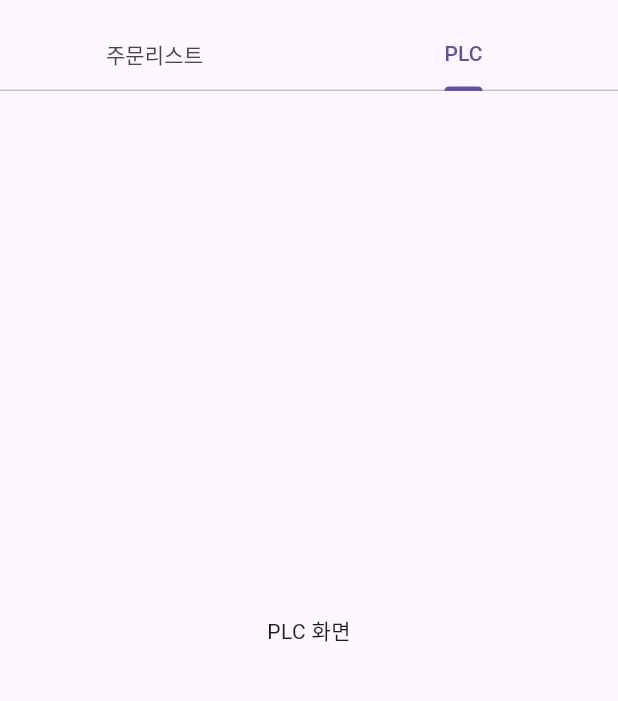
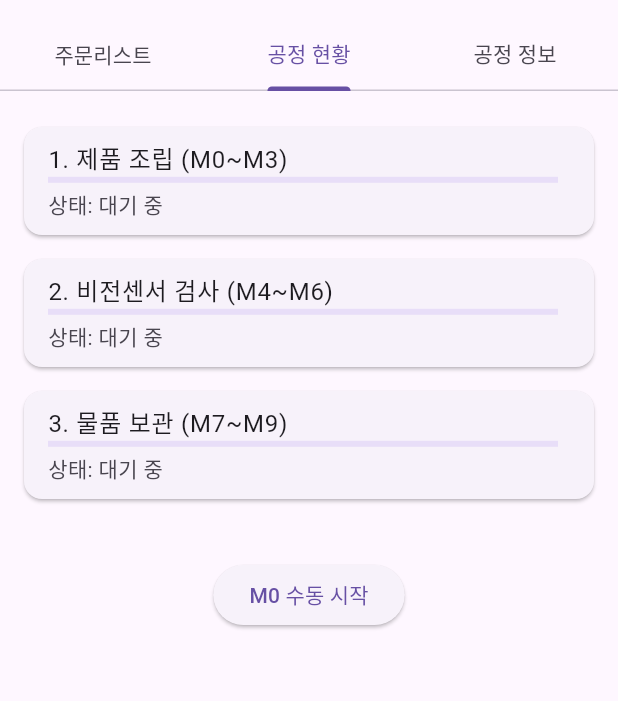
Before and after one commit to HwangOzz/vision_flutter, a Flutter app: the Orderlistpage screen opened directly, tab 2 chosen, on a phone screen of 412 x 824 dp, the part 65-766 px from its top. Run offline on Flutter 3.47's test engine with Material 3 defaults, Android fonts, the phone set to English and light mode, and no system bars; our stand-ins replace cloud_firestore, firebase_core, google_fonts; missing offline and left inert: flutter_mjpeg, mobile_scanner; accounts and stored records are empty.

Commit message:
3.28 집에서 마무리

```diff
--- a/lib/messcreens/plcpageview.dart
+++ /dev/null
@@ -1,10 +0,0 @@
-import 'package:flutter/material.dart';
-
-class PLCpageview extends StatelessWidget {
-  const PLCpageview({super.key});
-
-  @override
-  Widget build(BuildContext context) {
-    return Center(child: Text('PLC 화면'));
-  }
-}
--- /dev/null
+++ b/lib/messcreens/processpageview.dart
@@ -0,0 +1,76 @@
+import 'package:flutter/material.dart';
+
+class ProcessSimulationPage extends StatefulWidget {
+  @override
+  _ProcessSimulationPageState createState() => _ProcessSimulationPageState();
+}
+
+class _ProcessSimulationPageState extends State<ProcessSimulationPage> {
+  List<bool> mBits = List.filled(10, false); // M0 ~ M9
+  bool isRunning = false;
+
+  void startSimulation() async {
+    if (isRunning) return;
+    setState(() => isRunning = true);
+
+    for (int i = 0; i <= 9; i++) {
+      await Future.delayed(Duration(seconds: 2));
+      setState(() {
+        mBits[i] = true;
+      });
+    }
+
+    setState(() => isRunning = false);
+  }
+
+  double _getProgressForRange(int start, int end) {
+    int total = end - start + 1;
+    int active = mBits.sublist(start, end + 1).where((bit) => bit).length;
+    return active / total;
+  }
+
+  String _getStatusForRange(int start, int end) {
+    int active = mBits.sublist(start, end + 1).where((bit) => bit).length;
+    if (active == 0) return "대기 중";
+    if (active < (end - start + 1)) return "진행 중";
+    return "완료";
+  }
+
+  Widget _buildProcessCard(String title, int start, int end) {
+    double progress = _getProgressForRange(start, end);
+    String status = _getStatusForRange(start, end);
+
+    return Card(
+      margin: EdgeInsets.symmetric(vertical: 8),
+      child: ListTile(
+        title: Text(title),
+        subtitle: Column(
+          crossAxisAlignment: CrossAxisAlignment.start,
+          children: [
+            LinearProgressIndicator(value: progress),
+            SizedBox(height: 4),
+            Text("상태: $status"),
+          ],
+        ),
+      ),
+    );
+  }
+
+  @override
+  Widget build(BuildContext context) {
+    return Scaffold(
+      body: Padding(
+        padding: const EdgeInsets.all(16.0),
+        child: Column(
+          children: [
+            _buildProcessCard("1. 제품 조립 (M0~M3)", 0, 3),
+            _buildProcessCard("2. 비전센서 검사 (M4~M6)", 4, 6),
+            _buildProcessCard("3. 물품 보관 (M7~M9)", 7, 9),
+            SizedBox(height: 32),
+            ElevatedButton(onPressed: startSimulation, child: Text("M0 수동 시작")),
+          ],
+        ),
+      ),
+    );
+  }
+}
--- a/lib/screens/orderlistpage.dart
+++ b/lib/screens/orderlistpage.dart
@@ -1,6 +1,7 @@
 import 'package:flutter/material.dart';
 import 'package:cloud_firestore/cloud_firestore.dart';
-import 'package:vision_flutter/messcreens/plcpageview.dart';
+import 'package:vision_flutter/messcreens/proccesinfotab.dart';
+import 'package:vision_flutter/messcreens/processpageview.dart';
 import 'dart:async';
 import 'package:vision_flutter/widgets/remainingtime.dart';
 
@@ -99,11 +100,17 @@ class _OrderlistpageState extends State<Orderlistpage> {
   @override
   Widget build(BuildContext context) {
     return DefaultTabController(
-      length: 2,
+      length: 3,
       child: Scaffold(
         appBar: AppBar(
           title: Text('MES 시스템'),
-          bottom: TabBar(tabs: <Widget>[Tab(text: '주문리스트'), Tab(text: 'PLC')]),
+          bottom: TabBar(
+            tabs: <Widget>[
+              Tab(text: '주문리스트'),
+              Tab(text: '공정 현황'),
+              Tab(text: '공정 정보'),
+            ],
+          ),
         ),
 
         body: TabBarView(
@@ -273,7 +280,8 @@ class _OrderlistpageState extends State<Orderlistpage> {
                 ),
               ],
             ),
-            PLCpageview(), // 두 번째 탭 화면
+            ProcessSimulationPage(), // 두 번째 탭 화면
+            ProcessInfoTab(), //세 번째 탭 화면
           ],
         ),
       ),
--- a/lib/widgets/remainingtime.dart
+++ b/lib/widgets/remainingtime.dart
@@ -46,6 +46,6 @@ class _RemainingTimeWidgetState extends State<RemainingTimeWidget> {
   Widget build(BuildContext context) {
     final min = _remaining ~/ 60;
     final sec = _remaining % 60;
-    return Text('⏱ 남은시간: ${min}분 ${sec}초');
+    return Text('⏱ 남은시간: $min분 $sec초');
   }
 }
```
Also changed, not shown: lib/messcreens/proccesinfotab.dart (added, +109 -0 lines), lib/screens/developmentprocess.dart (added, +112 -0 lines), lib/screens/homescreen.dart (+11 -1 lines), lib/widgets/fullimagepage.dart (added, +49 -0 lines), assets/process1.png (added), assets/process10.png (added), assets/process11.png (added), assets/process12.png (added), assets/process2.png (added), assets/process3.png (added), assets/process4.png (added), assets/process5.png (added), assets/process6.png (added), assets/process7.png (added), 2 more files.
